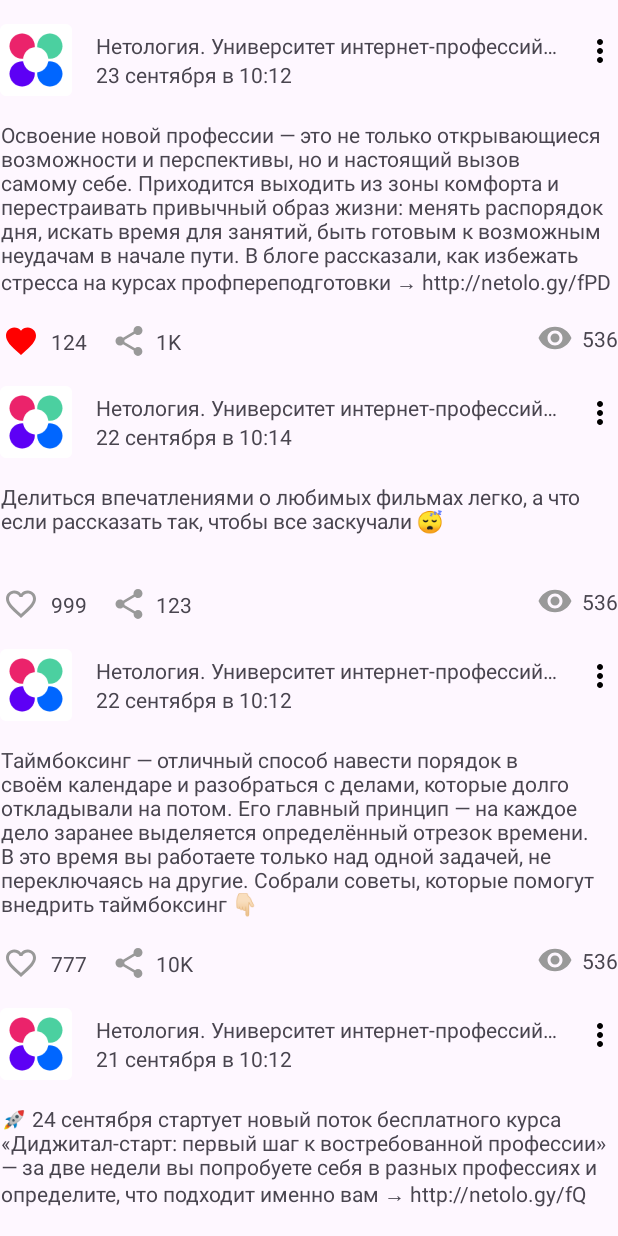
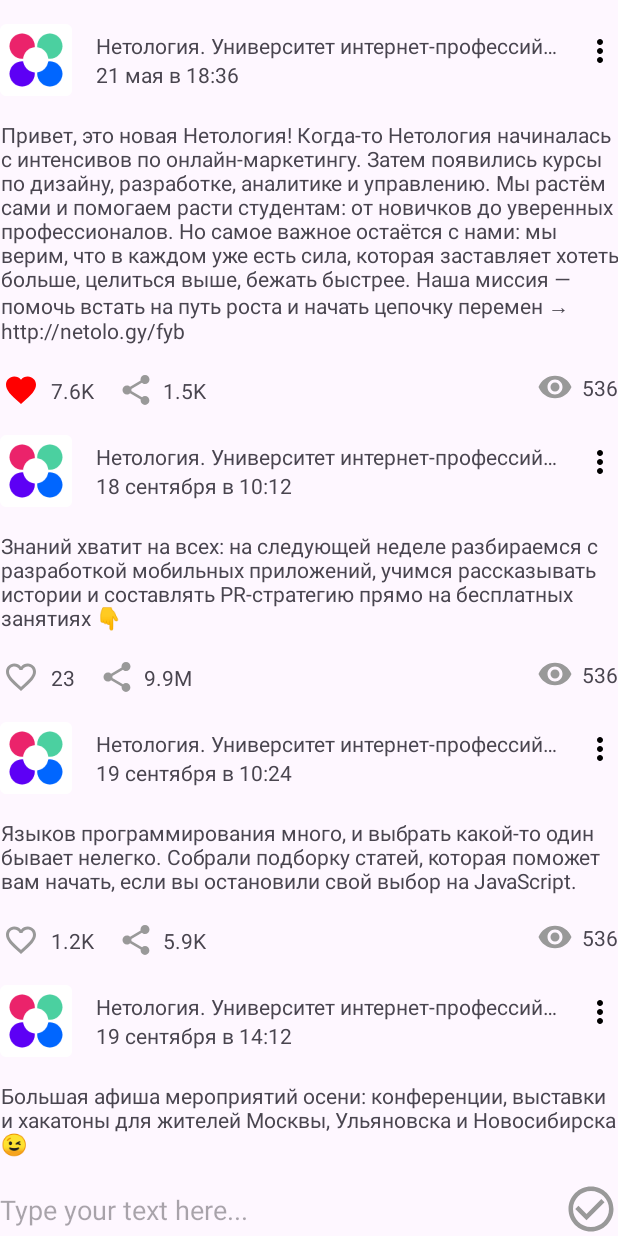
Before and after one commit to katerinova92/Android_HW1, an Android app: the screen it shows after launch (MainActivity), after a tap on an icon or button, on a phone screen of 412 x 824 dp. Run offline under Robolectric (Android 15) with nearby library versions, the phone set to English and light mode, and no system bars; 2 other taps on this screen came first.

Commit message:
Save&Edit

```diff
--- a/app/src/main/java/ru/netology/nmedia/activity/MainActivity.kt
+++ b/app/src/main/java/ru/netology/nmedia/activity/MainActivity.kt
@@ -1,10 +1,16 @@
 package ru.netology.nmedia.activity
 
 import android.os.Bundle
+import android.widget.Toast
 import androidx.activity.viewModels
 import androidx.appcompat.app.AppCompatActivity
+import ru.netology.nmedia.R
+import ru.netology.nmedia.adapter.OnInteractionListener
 import ru.netology.nmedia.adapter.PostsAdapter
 import ru.netology.nmedia.databinding.ActivityMainBinding
+import ru.netology.nmedia.dto.Post
+import ru.netology.nmedia.util.AndroidUtils
+import ru.netology.nmedia.util.focusAndShowKeyboard
 import ru.netology.nmedia.viewmodel.PostViewModel
 
 class MainActivity : AppCompatActivity() {
@@ -14,14 +20,53 @@ import ru.netology.nmedia.viewmodel.PostViewModel
         setContentView(binding.root)
 
         val viewModel: PostViewModel by viewModels()
-            val adapter = PostsAdapter (
-                onLikeListener = { viewModel.likeById(it.id) },
-                onShareListener = { viewModel.sharedById(it.id) }
-            )
+        val adapter = PostsAdapter(object : OnInteractionListener {
+            override fun onLike(post: Post) {
+                viewModel.likeById(post.id)
+            }
+
+            override fun onShare(post: Post) {
+                viewModel.sharedById(post.id)
+            }
+
+            override fun onRemove(post: Post) {
+                viewModel.removeById(post.id)
+            }
+
+            override fun onEdit(post: Post) {
+                viewModel.edit(post)
+            }
+        })
 
         binding.list.adapter = adapter
         viewModel.data.observe(this) { posts ->
-                adapter.submitList(posts)
+            val newPost = posts.size > adapter.currentList.size
+            adapter.submitList(posts) {
+                if (newPost) {
+                    binding.list.smoothScrollToPosition(0)
                 }
             }
         }
+
+        viewModel.edited.observe(this) {
+            if (it.id != 0L) {
+                binding.content.setText(it.content)
+                binding.content.focusAndShowKeyboard()
+            }
+        }
+
+        binding.save.setOnClickListener {
+            val content = binding.content.text.toString()
+            if (content.isBlank()) {
+                Toast.makeText(this, R.string.error_empty_content, Toast.LENGTH_SHORT).show()
+                return@setOnClickListener
+            }
+
+            viewModel.changeContentAndSave(content)
+
+            binding.content.setText("")
+            binding.content.clearFocus()
+            AndroidUtils.hideKeyboard(binding.content)
+        }
+    }
+}
--- a/app/src/main/java/ru/netology/nmedia/adapter/PostAdapter.kt
+++ b/app/src/main/java/ru/netology/nmedia/adapter/PostAdapter.kt
@@ -2,6 +2,7 @@ package ru.netology.nmedia.adapter
 
 import android.view.LayoutInflater
 import android.view.ViewGroup
+import android.widget.PopupMenu
 import androidx.recyclerview.widget.DiffUtil
 import androidx.recyclerview.widget.ListAdapter
 import androidx.recyclerview.widget.RecyclerView
@@ -11,15 +12,19 @@ import ru.netology.nmedia.dto.Post
 import java.math.RoundingMode
 import java.text.DecimalFormat
 
-typealias OnLikeListener = (post: Post) -> Unit
-typealias OnShareListener = (post: Post) -> Unit
+interface OnInteractionListener {
+    fun onLike(post: Post)
+    fun onShare(post: Post)
+    fun onRemove(post: Post)
+    fun onEdit(post: Post)
+}
 
 class PostsAdapter(
-    private val onLikeListener: OnLikeListener, private val onShareListener: OnShareListener
+    private val onInteractionListener: OnInteractionListener
 ) : ListAdapter<Post, PostViewHolder>(PostDiffCallback()) {
     override fun onCreateViewHolder(parent: ViewGroup, viewType: Int): PostViewHolder {
         val binding = CardPostBinding.inflate(LayoutInflater.from(parent.context), parent, false)
-        return PostViewHolder(binding, onLikeListener, onShareListener)
+        return PostViewHolder(binding, onInteractionListener)
     }
 
     override fun onBindViewHolder(holder: PostViewHolder, position: Int) {
@@ -30,8 +35,7 @@ class PostsAdapter(
 
 class PostViewHolder(
     private val binding: CardPostBinding,
-    private val onLikeListener: OnLikeListener,
-    private val onShareListener: OnShareListener
+    private val onInteractionListener: OnInteractionListener
 ) : RecyclerView.ViewHolder(binding.root) {
     fun bind(post: Post) {
         binding.apply {
@@ -45,12 +49,32 @@ class PostViewHolder(
                 if (post.likedByMe) R.drawable.ic_liked_24 else R.drawable.ic_like_24
             )
 
-            icLiked.setOnClickListener{
-                onLikeListener(post)
+            icLiked.setOnClickListener {
+                onInteractionListener.onLike(post)
             }
 
-            shared.setOnClickListener{
-                onShareListener(post)
+            shared.setOnClickListener {
+                onInteractionListener.onShare(post)
+            }
+
+            menu.setOnClickListener {
+                PopupMenu(it.context, it).apply {
+                    inflate(R.menu.options_post)
+                    setOnMenuItemClickListener { item ->
+                        when (item.itemId) {
+                            R.id.edit -> {
+                                onInteractionListener.onEdit(post)
+                                true
+                            }
+
+                            R.id.remove -> {
+                                onInteractionListener.onRemove(post)
+                                true
+                            }
+                            else -> false
+                        }
+                    }
+                }.show()
             }
         }
     }
--- a/app/src/main/java/ru/netology/nmedia/repository/PostRepository.kt
+++ b/app/src/main/java/ru/netology/nmedia/repository/PostRepository.kt
@@ -7,4 +7,7 @@ interface PostRepository {
     fun getAll(): LiveData<List<Post>>
     fun likeById(id: Long)
     fun sharedById(id: Long)
+    fun removeById(id: Long)
+
+    fun save(post: Post)
 }
--- a/app/src/main/java/ru/netology/nmedia/repository/PostRepositoryInMemoryImpl.kt
+++ b/app/src/main/java/ru/netology/nmedia/repository/PostRepositoryInMemoryImpl.kt
@@ -5,9 +5,10 @@ import androidx.lifecycle.MutableLiveData
 import ru.netology.nmedia.dto.Post
 
 class PostRepositoryInMemoryImpl : PostRepository {
+    private var nextId = 1L
     private var posts = listOf(
         Post(
-            id = 9,
+            id = nextId++,
             author = "Нетология. Университет интернет-профессий будущего",
             content = "Освоение новой профессии — это не только открывающиеся возможности и перспективы, но и настоящий вызов самому себе. Приходится выходить из зоны комфорта и перестраивать привычный образ жизни: менять распорядок дня, искать время для занятий, быть готовым к возможным неудачам в начале пути. В блоге рассказали, как избежать стресса на курсах профпереподготовки → http://netolo.gy/fPD",
             published = "23 сентября в 10:12",
@@ -17,7 +18,7 @@ class PostRepositoryInMemoryImpl : PostRepository {
             sharedByMe = false
         ),
         Post(
-            id = 8,
+            id = nextId++,
             author = "Нетология. Университет интернет-профессий будущего",
             content = "Делиться впечатлениями о любимых фильмах легко, а что если рассказать так, чтобы все заскучали \uD83D\uDE34\n",
             published = "22 сентября в 10:14",
@@ -27,7 +28,7 @@ class PostRepositoryInMemoryImpl : PostRepository {
             sharedByMe = false
         ),
         Post(
-            id = 7,
+            id = nextId++,
             author = "Нетология. Университет интернет-профессий будущего",
             content = "Таймбоксинг — отличный способ навести порядок в своём календаре и разобраться с делами, которые долго откладывали на потом. Его главный принцип — на каждое дело заранее выделяется определённый отрезок времени. В это время вы работаете только над одной задачей, не переключаясь на другие. Собрали советы, которые помогут внедрить таймбоксинг \uD83D\uDC47\uD83C\uDFFB",
             published = "22 сентября в 10:12",
@@ -37,7 +38,7 @@ class PostRepositoryInMemoryImpl : PostRepository {
             sharedByMe = false
         ),
         Post(
-            id = 6,
+            id = nextId++,
             author = "Нетология. Университет интернет-профессий будущего",
             content = "\uD83D\uDE80 24 сентября стартует новый поток бесплатного курса «Диджитал-старт: первый шаг к востребованной профессии» — за две недели вы попробуете себя в разных профессиях и определите, что подходит именно вам → http://netolo.gy/fQ",
             published = "21 сентября в 10:12",
@@ -47,7 +48,7 @@ class PostRepositoryInMemoryImpl : PostRepository {
             sharedByMe = false
         ),
         Post(
-            id = 5,
+            id = nextId++,
             author = "Нетология. Университет интернет-профессий будущего",
             content = "Диджитал давно стал частью нашей жизни: мы общаемся в социальных сетях и мессенджерах, заказываем еду, такси и оплачиваем счета через приложения.",
             published = "20 сентября в 10:14",
@@ -57,7 +58,7 @@ class PostRepositoryInMemoryImpl : PostRepository {
             sharedByMe = false
         ),
         Post(
-            id = 4,
+            id = nextId++,
             author = "Нетология. Университет интернет-профессий будущего",
             content = "Большая афиша мероприятий осени: конференции, выставки и хакатоны для жителей Москвы, Ульяновска и Новосибирска \uD83D\uDE09",
             published = "19 сентября в 14:12",
@@ -67,7 +68,7 @@ class PostRepositoryInMemoryImpl : PostRepository {
             sharedByMe = false
         ),
         Post(
-            id = 3,
+            id = nextId++,
             author = "Нетология. Университет интернет-профессий будущего",
             content = "Языков программирования много, и выбрать какой-то один бывает нелегко. Собрали подборку статей, которая поможет вам начать, если вы остановили свой выбор на JavaScript.",
             published = "19 сентября в 10:24",
@@ -77,7 +78,7 @@ class PostRepositoryInMemoryImpl : PostRepository {
             sharedByMe = false
         ),
         Post(
-            id = 2,
+            id = nextId++,
             author = "Нетология. Университет интернет-профессий будущего",
             content = "Знаний хватит на всех: на следующей неделе разбираемся с разработкой мобильных приложений, учимся рассказывать истории и составлять PR-стратегию прямо на бесплатных занятиях \uD83D\uDC47",
             published = "18 сентября в 10:12",
@@ -87,7 +88,7 @@ class PostRepositoryInMemoryImpl : PostRepository {
             sharedByMe = false
         ),
         Post(
-            id = 1,
+            id = nextId++,
             author = "Нетология. Университет интернет-профессий будущего",
             content = "Привет, это новая Нетология! Когда-то Нетология начиналась с интенсивов по онлайн-маркетингу. Затем появились курсы по дизайну, разработке, аналитике и управлению. Мы растём сами и помогаем расти студентам: от новичков до уверенных профессионалов. Но самое важное остаётся с нами: мы верим, что в каждом уже есть сила, которая заставляет хотеть больше, целиться выше, бежать быстрее. Наша миссия — помочь встать на путь роста и начать цепочку перемен → http://netolo.gy/fyb",
             published = "21 мая в 18:36",
@@ -96,20 +97,49 @@ class PostRepositoryInMemoryImpl : PostRepository {
             likedByMe = false,
             sharedByMe = false
         ),
-    )
+    ).reversed()
+
     private val data = MutableLiveData(posts)
 
     override fun getAll(): LiveData<List<Post>> = data
     override fun likeById(id: Long) {
         posts = posts.map {
-            if (it.id != id) it else it.copy(likedByMe = !it.likedByMe,
-                likes = if(it.likedByMe) it.likes-1 else it.likes+1)
+            if (it.id != id) it else it.copy(
+                likedByMe = !it.likedByMe,
+                likes = if (it.likedByMe) it.likes - 1 else it.likes + 1
+            )
         }
         data.value = posts
     }
+
     override fun sharedById(id: Long) {
         posts = posts.map {
-            if (it.id != id) it else it.copy(sharedByMe = !it.sharedByMe,  share = if(it.sharedByMe) it.share-1 else it.share+1)
+            if (it.id != id) it else it.copy(
+                sharedByMe = !it.sharedByMe,
+                share = if (it.sharedByMe) it.share - 1 else it.share + 1
+            )
+        }
+        data.value = posts
+    }
+
+    override fun removeById(id: Long) {
+        posts = posts.filter { it.id != id }
+        data.value = posts
+    }
+
+    override fun save(post: Post) {
+        posts = if (post.id == 0L) {
+            listOf(
+                post.copy(
+                    id = nextId++,
+                    author = "Ekaterina Safonova",
+                    published = "Now",
+                    likedByMe = false,
+                    sharedByMe = false
+                )
+            ) + posts
+        } else {
+            posts.map { if (it.id == post.id) it.copy(content = post.content) else it }
         }
         data.value = posts
     }
--- a/app/src/main/java/ru/netology/nmedia/viewmodel/PostViewModel.kt
+++ b/app/src/main/java/ru/netology/nmedia/viewmodel/PostViewModel.kt
@@ -1,12 +1,41 @@
 package ru.netology.nmedia.viewmodel
 
+import androidx.lifecycle.MutableLiveData
 import androidx.lifecycle.ViewModel
+import ru.netology.nmedia.dto.Post
 import ru.netology.nmedia.repository.PostRepository
 import ru.netology.nmedia.repository.PostRepositoryInMemoryImpl
+
+private val empty = Post(
+    id = 0,
+    author = "",
+    content = "",
+    published = "",
+    likes = 0,
+    share = 0,
+    likedByMe = false,
+    isShared = true,
+    sharedByMe = false
+)
 
 class PostViewModel : ViewModel() {
     private val repository: PostRepository = PostRepositoryInMemoryImpl()
     val data = repository.getAll()
+    val edited = MutableLiveData(empty)
     fun likeById(id: Long) = repository.likeById(id)
     fun sharedById(id: Long) = repository.sharedById(id)
+    fun removeById(id: Long) = repository.removeById(id)
+
+    fun edit(post: Post) {
+        edited.value = post
+    }
+
+    fun changeContentAndSave(text: String) {
+        edited.value?.let {
+            if (it.content != text.trim()) {
+                repository.save(it.copy(content = text))
+            }
+        }
+        edited.value = empty
+    }
 }
--- /dev/null
+++ b/app/src/main/res/drawable/ic_save_48.xml
@@ -0,0 +1,5 @@
+<vector android:height="36dp" android:tint="#999999"
+    android:viewportHeight="24" android:viewportWidth="24"
+    android:width="36dp" xmlns:android="http://schemas.android.com/apk/res/android">
+    <path android:fillColor="@android:color/white" android:pathData="M16.59,7.58L10,14.17l-3.59,-3.58L5,12l5,5 8,-8zM12,2C6.48,2 2,6.48 2,12s4.48,10 10,10 10,-4.48 10,-10S17.52,2 12,2zM12,20c-4.42,0 -8,-3.58 -8,-8s3.58,-8 8,-8 8,3.58 8,8 -3.58,8 -8,8z"/>
+</vector>
--- a/app/src/main/res/layout/activity_main.xml
+++ b/app/src/main/res/layout/activity_main.xml
@@ -1,12 +1,52 @@
 <?xml version="1.0" encoding="utf-8"?>
-<androidx.recyclerview.widget.RecyclerView
+<androidx.constraintlayout.widget.ConstraintLayout
     xmlns:android="http://schemas.android.com/apk/res/android"
     xmlns:app="http://schemas.android.com/apk/res-auto"
     xmlns:tools="http://schemas.android.com/tools"
-    android:id="@+id/list"
     android:layout_width="match_parent"
     android:layout_height="match_parent"
-    tools:listitem="@layout/card_post"
-    app:layoutManager="androidx.recyclerview.widget.LinearLayoutManager"
     tools:context=".activity.MainActivity">
-   </androidx.recyclerview.widget.RecyclerView>
+
+   <androidx.recyclerview.widget.RecyclerView
+       android:id="@+id/list"
+       android:layout_width="match_parent"
+       android:layout_height="0dp"
+       app:layoutManager="androidx.recyclerview.widget.LinearLayoutManager"
+       app:layout_constraintBottom_toTopOf="@id/toolsTop"
+       app:layout_constraintTop_toTopOf="parent"
+       tools:listitem="@layout/card_post" />
+
+   <androidx.constraintlayout.widget.Barrier
+       android:id="@+id/toolsTop"
+       android:layout_width="wrap_content"
+       android:layout_height="wrap_content"
+       app:barrierDirection="top"
+       app:constraint_referenced_ids="content,save" />
+
+   <EditText
+       android:id="@+id/content"
+       android:layout_width="0dp"
+       android:layout_height="wrap_content"
+       android:hint="@string/post_text"
+       android:inputType="textMultiLine"
+       android:maxLines="6"
+       android:background="@android:color/transparent"
+       android:importantForAutofill="no"
+       app:layout_constraintTop_toTopOf="@id/toolsTop"
+       app:layout_constraintBottom_toBottomOf="parent"
+       app:layout_constraintEnd_toStartOf="@id/save"
+       app:layout_constraintStart_toStartOf="parent"
+       />
+
+   <ImageButton
+       android:id="@+id/save"
+       android:layout_width="wrap_content"
+       android:layout_height="wrap_content"
+       android:background="@android:color/transparent"
+       app:layout_constraintEnd_toEndOf="parent"
+       app:layout_constraintStart_toEndOf="@id/content"
+       app:layout_constraintBottom_toBottomOf="parent"
+       app:srcCompat="@drawable/ic_save_48"
+       />
+
+</androidx.constraintlayout.widget.ConstraintLayout>
--- /dev/null
+++ b/app/src/main/res/menu/options_post.xml
@@ -0,0 +1,5 @@
+<?xml version="1.0" encoding="utf-8"?>
+<menu xmlns:android="http://schemas.android.com/apk/res/android">
+    <item android:id="@+id/edit" android:title="@string/edit" />
+    <item android:id="@+id/remove" android:title="@string/remove" />
+</menu>
--- a/app/src/main/res/values/strings.xml
+++ b/app/src/main/res/values/strings.xml
@@ -8,4 +8,9 @@
     <string name="likesNumber" translatable="false">25</string>
     <string name="sharedNum" translatable="false">16</string>
     <string name="viewsNumber" translatable="false">536</string>
+    <string name="remove">Remove</string>
+    <string name="post_text">Type your text here...</string>
+    <string name="edit">Edit</string>
+    <string name="error_empty_content">This field can not be empty</string>
+    <string name="edit_bar_text">Edit</string>
 </resources>
```
Also changed, not shown: app/src/main/java/ru/netology/nmedia/util/AndroidUtils.kt (added, +41 -0 lines), 1 other file. Lines whose indentation alone changed are shown as unchanged.
